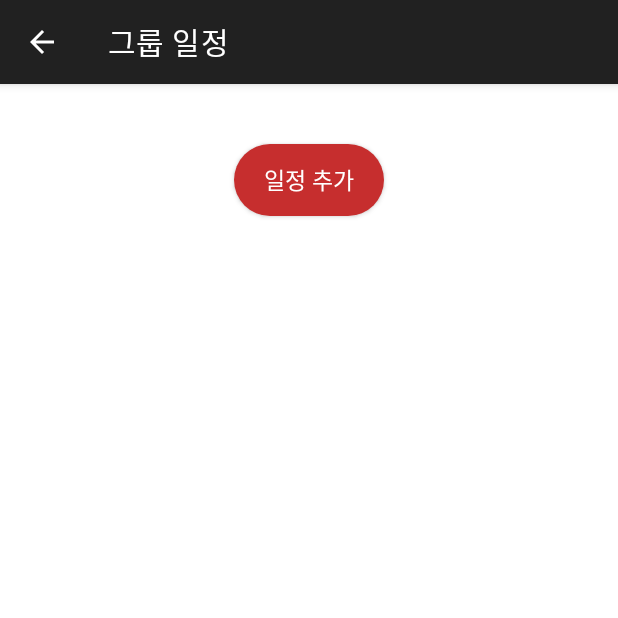
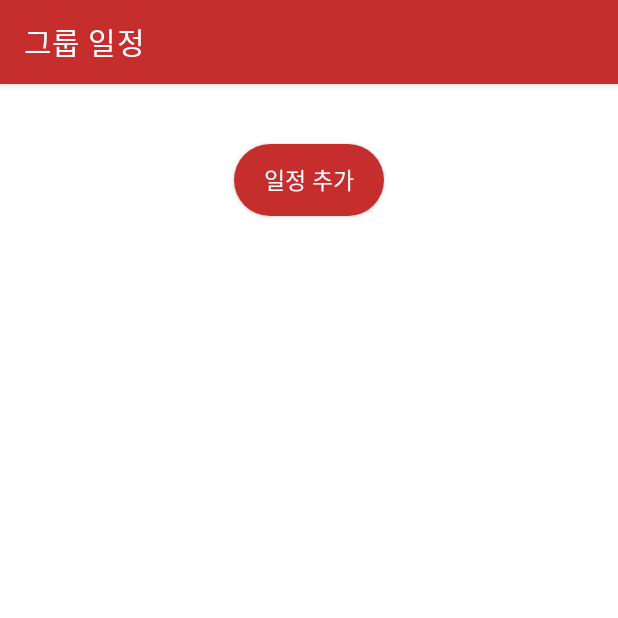
Before and after one commit to Seungkyu-Han/MoApp, an Android app: the GroupScheduleActivity screen opened directly, with no data from a screen before it, on a phone screen of 412 x 824 dp, the top half of it. Run offline under Robolectric (Android 15) with nearby library versions, the phone set to English and light mode, and no system bars; 1 statement that could not run was skipped.

```diff
--- a/app/src/main/java/com/example/moapp/GroupScheduleActivity.kt
+++ b/app/src/main/java/com/example/moapp/GroupScheduleActivity.kt
@@ -42,9 +42,10 @@ class GroupScheduleActivity : AppCompatActivity() {
         val groupId = intent.getIntExtra("groupId", -1)
         var calDate: Int
 
-//        setSupportActionBar(binding.toolbar)
-        supportActionBar?.setTitle("그룹 일정")
-        supportActionBar?.setDisplayHomeAsUpEnabled(true)
+        supportActionBar?.title = "그룹 일정"
+        val colorCode = "#C62E2E" // 색상 코드
+        val color = Color.parseColor(colorCode) // 색상 코드를 Color 객체로 변환
+        supportActionBar?.setBackgroundDrawable(ColorDrawable(color))
 
         service.getGroupInfo(groupId, "Bearer $token").enqueue(object : Callback<Group> {
             override fun onResponse(call: Call<Group>, response: Response<Group>) {
```
Also changed, not shown: app/src/main/java/com/example/moapp/GroupListActivity.kt (+35 -7 lines).
